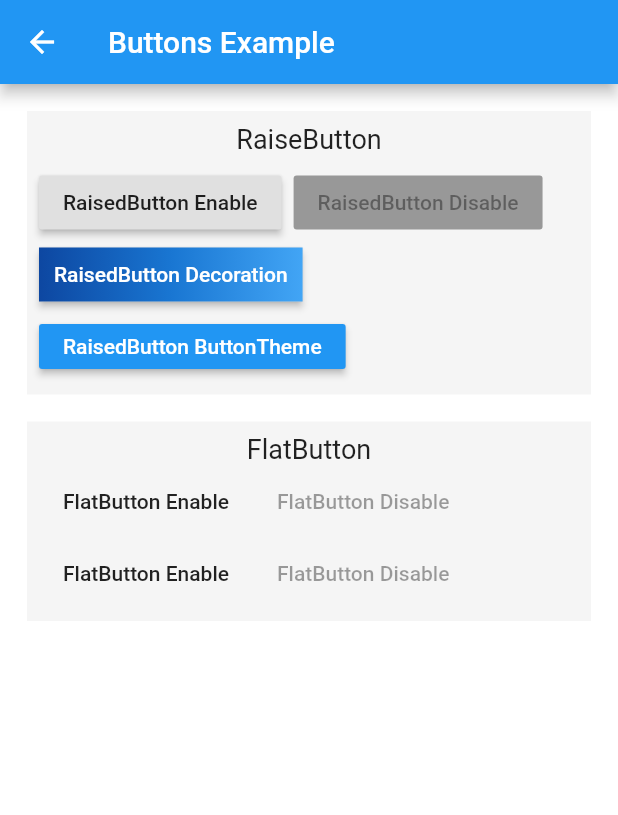
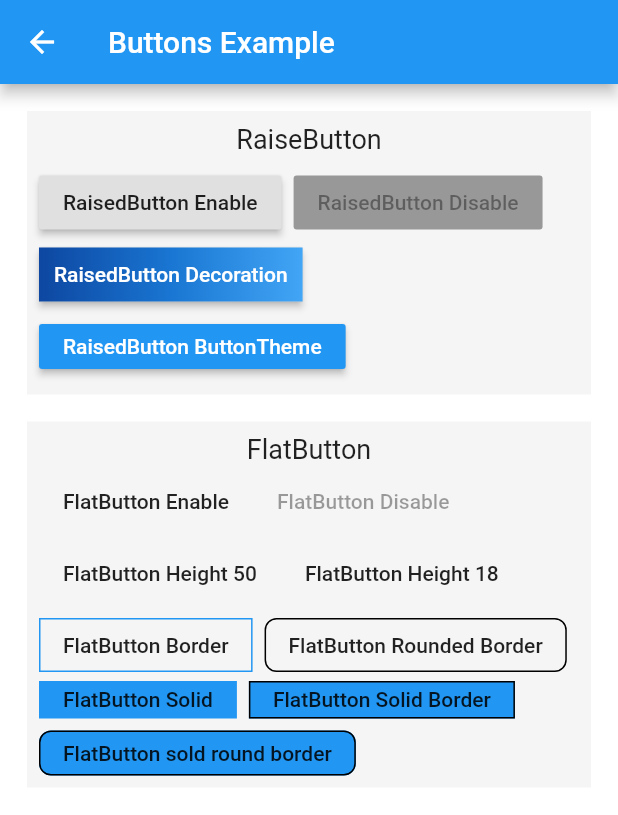
Before and after one commit to kwcho7/FlutterDemo, a Flutter app: the ButtonsPage screen opened directly, on a phone screen of 412 x 824 dp. Shown: the top 815 px of the screen. Run offline on Flutter 3.47's test engine with Material 2 defaults, Android fonts, the phone set to English and light mode, and no system bars.

Commit message:
added. FlatButton examples.

```diff
--- a/lib/buttons/ButtonPage.dart
+++ b/lib/buttons/ButtonPage.dart
@@ -8,7 +8,6 @@ class ButtonsPage extends StatefulWidget {
 }
 
 class ButtonState extends State<ButtonsPage> {
-
   @override
   Widget build(BuildContext context) {
     return Scaffold(
@@ -115,17 +114,105 @@ class ButtonState extends State<ButtonsPage> {
                     ),
                     Row(
                       children: <Widget>[
-                        FlatButton(
-                          onPressed: () {},
-                          child: Text("FlatButton Enable"),
+                        ButtonTheme(
+                          child: FlatButton(
+                            onPressed: () {},
+                            child: Text("FlatButton Height 50"),
+                          ),
                         ),
-                        FlatButton(
-                          onPressed: null,
-                          child: Text("FlatButton Disable"),
+                        ButtonTheme(
+                          height: 18,
+                          child: FlatButton(
+                            onPressed: () {},
+                            child: Text("FlatButton Height 18"),
+                          ),
                         )
                       ],
                     ),
-
+                    Row(
+                      children: <Widget>[
+                        ButtonTheme(
+                          shape: Border.all(
+                            width: 1,
+                            color: Colors.blue,
+                          ),
+                          child: FlatButton(
+                            onPressed: () {},
+                            child: Text("FlatButton Border"),
+                          ),
+                        ),
+                        SizedBox(
+                          width: 8,
+                        ),
+                        ButtonTheme(
+                          shape: RoundedRectangleBorder(
+                              borderRadius:
+                                  BorderRadius.all(Radius.circular(8)),
+                              side: BorderSide()),
+                          child: FlatButton(
+                              onPressed: () {},
+                              child: Text("FlatButton Rounded Border")),
+                        )
+                      ],
+                    ),
+                    Row(
+                      children: <Widget>[
+                        SizedBox(
+                          height: 25,
+                          child: Container(
+                            decoration: BoxDecoration(
+                              color: Colors.blue,
+                            ),
+                            child: ButtonTheme(
+                              child: FlatButton(
+                                  onPressed: (){},
+                                  child: Text("FlatButton Solid")
+                              ),
+                            ),
+                          ),
+                        ),
+                        SizedBox(width: 8,),
+                        SizedBox(
+                          height: 25,
+                          child: Container(
+                            decoration: BoxDecoration(
+                              color: Colors.blue,
+                            ),
+                            child: ButtonTheme(
+                              shape: Border.all(
+                                color: Colors.black
+                              ),
+                              child: FlatButton(
+                                  onPressed: (){},
+                                  child: Text("FlatButton Solid Border")
+                              ),
+                            ),
+                          ),
+                        ),
+                      ],
+                    ),
+                    SizedBox(height: 8,),
+                    Row(
+                      children: <Widget>[
+                        SizedBox(height: 30,
+                          child: Container(
+                            decoration: BoxDecoration(
+                              color: Colors.blue,
+                              shape: BoxShape.rectangle,
+                              borderRadius: BorderRadius.all(Radius.circular(8))
+                            ),
+                            child: ButtonTheme(
+                              height: 30,
+                              shape: RoundedRectangleBorder(
+                                borderRadius: BorderRadius.all(Radius.circular(8)),
+                                side: BorderSide(color: Colors.black)
+                              ),
+                              child: FlatButton(onPressed: (){}, child: Text("FlatButton sold round border")),
+                            ),
+                          ),
+                        )
+                      ],
+                    )
                   ],
                 ),
               )
```
